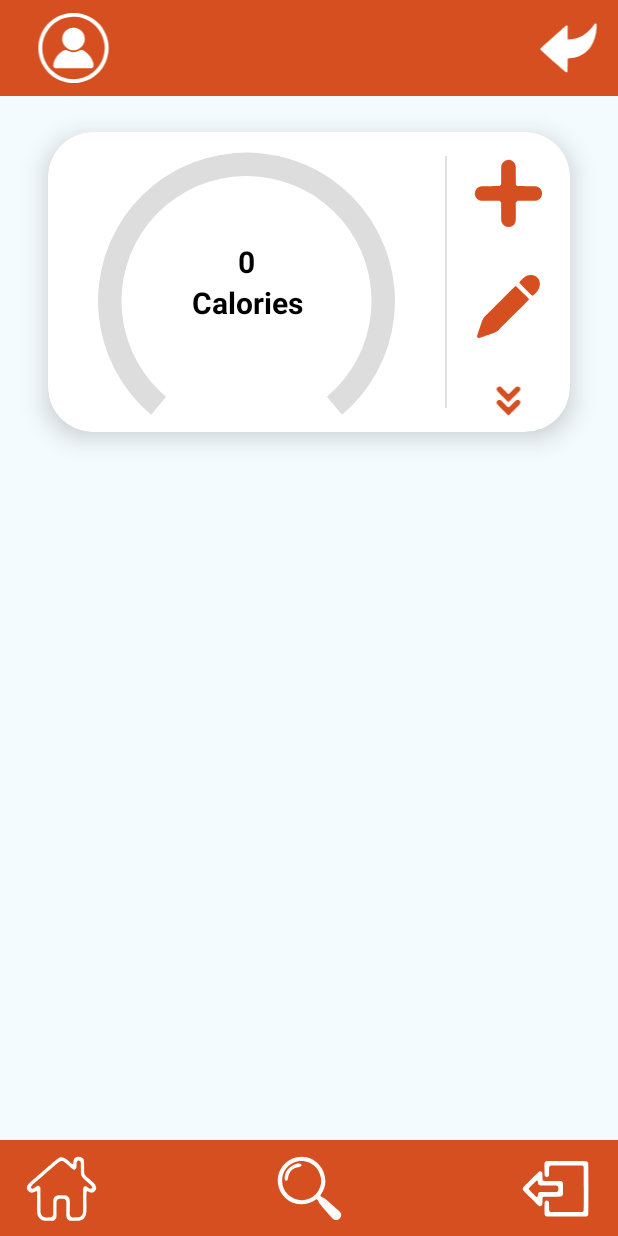
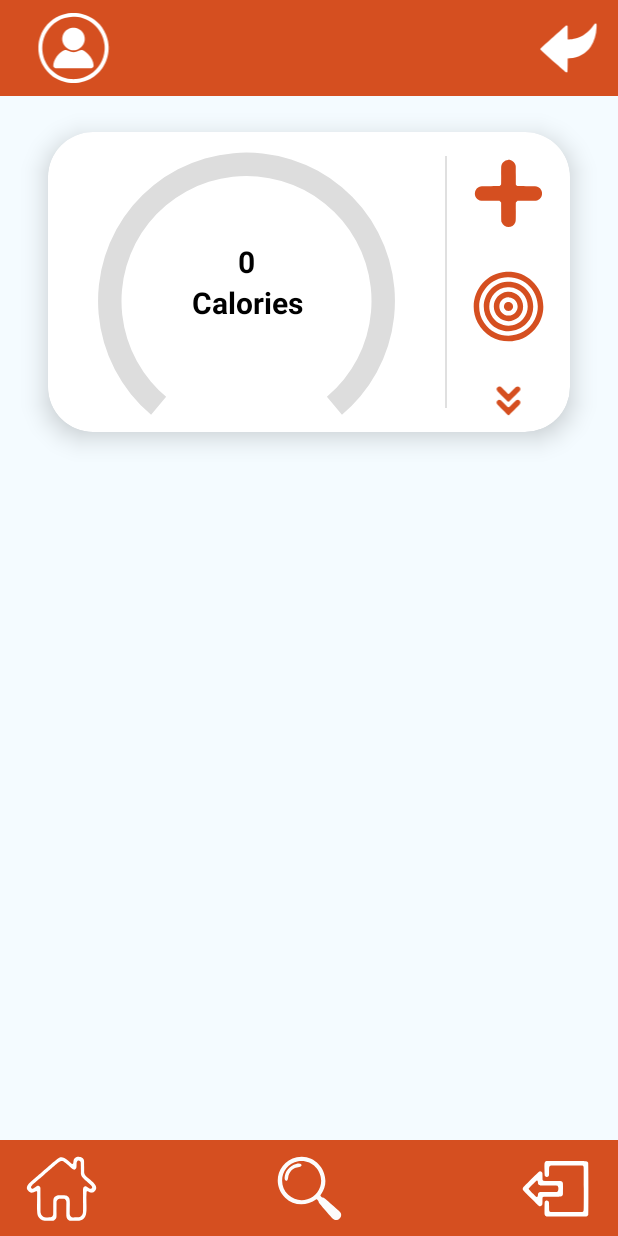
Before and after one commit to MateusBittencourt/KcalTracker, an Android app: the HomeActivity screen opened directly, with no data from a screen before it, on a phone screen of 412 x 824 dp. Run offline under Robolectric (Android 15) with nearby library versions, the phone set to English and light mode, and no system bars.

Commit message:
Implemented edit goal.

```diff
--- a/app/src/main/java/com/example/kcaltracker/Tracker.java
+++ b/app/src/main/java/com/example/kcaltracker/Tracker.java
@@ -115,7 +115,7 @@ public class Tracker extends Fragment {
                 int goal = settings.getInt("goal", 0);
                 Log.d("Tracker", String.valueOf(goal));
                 if (goal == 0){
-                    uiGoal.setText("Calories");
+                    uiGoal.setText(R.string.calories);
                     divider.setVisibility(View.GONE);
                 } else {
                     divider.setVisibility(View.VISIBLE);
--- /dev/null
+++ b/app/src/main/res/drawable/goal_icon.xml
@@ -0,0 +1,11 @@
+<vector xmlns:android="http://schemas.android.com/apk/res/android"
+    android:height="512dp"
+    android:width="512dp"
+    android:viewportHeight="2048"
+    android:viewportWidth="2048">
+
+    <path android:fillColor="#FFFFFF"
+        android:fillType="evenOdd"
+        android:pathData="M978.5,74.6C975.8,74.8 966.1,75.4 957,76C278.3,119.7 -135.5,861.8 182.3,1465.5C494.8,2059.1 1308.6,2151.5 1745.3,1642.8C2252,1052.4 1872,139.6 1093,75.9C1080.2,74.9 989.2,73.8 978.5,74.6M1002.5,224.6C375.2,243.2 11.2,944.7 358.1,1466.5C697.2,1976.6 1464.9,1929.6 1739,1382C2008.5,843.6 1603.2,206.8 1002.5,224.6M984,349.6C419.9,388.9 146.6,1048.8 519,1472.4C782.4,1771.9 1257.1,1774.5 1524,1477.9C1896.4,1064.1 1642.1,408.6 1087,351.4C1072.3,349.9 998.5,348.6 984,349.6M999,500.1C621.7,517.4 385.6,920.8 554.9,1258.8C721.9,1592.3 1177.7,1649.4 1420.6,1367.2C1706.5,1034.9 1484.5,520.5 1046.2,500C1023.6,499 1023.1,499 999,500.1M993.5,624.6C649.5,659.5 499.3,1065.4 741,1307C992.4,1558.4 1423.5,1379.6 1423.5,1024C1423.5,791.3 1219.4,601.7 993.5,624.6M1012,774.7C811.7,785.9 705,1013.6 824.9,1174C921.4,1303.2 1116.8,1306.7 1217.6,1181.1C1344.7,1022.7 1242.3,789.4 1039.5,775C1025.9,774 1023.7,774 1012,774.7M1001.6,900.6C919.6,915.4 874.7,1006 912.4,1080.7C958.3,1171.7 1089.7,1171.7 1135.6,1080.7C1182.1,988.7 1102.9,882.3 1001.6,900.6"
+        android:strokeColor="#00000000"/>
+</vector>
--- a/app/src/main/res/layout/fragment_tracker.xml
+++ b/app/src/main/res/layout/fragment_tracker.xml
@@ -53,16 +53,18 @@
                     app:tint="@color/orange" />
 
                 <ImageView
-                    android:id="@+id/Tracker_Button_Edit"
+                    android:id="@+id/Tracker_Button_Goal"
                     android:layout_width="50dp"
                     android:layout_height="50dp"
                     android:layout_marginEnd="16dp"
-                    android:contentDescription="@string/edit_FoodItem"
-                    android:src="@drawable/edit_icon"
-                    app:tint="@color/orange"
+                    android:clickable="true"
+                    android:contentDescription="@string/edit_goal"
+                    android:onClick="onEditGoal"
+                    android:src="@drawable/goal_icon"
                     app:layout_constraintBottom_toTopOf="@+id/Tracker_Button_More"
                     app:layout_constraintEnd_toEndOf="parent"
-                    app:layout_constraintTop_toBottomOf="@+id/Tracker_Button_Add" />
+                    app:layout_constraintTop_toBottomOf="@+id/Tracker_Button_Add"
+                    app:tint="@color/orange" />
 
                 <ImageView
                     android:id="@+id/Tracker_Button_More"
--- a/app/src/main/res/values/strings.xml
+++ b/app/src/main/res/values/strings.xml
@@ -47,4 +47,10 @@
     <string name="wrong_UserPassword">Wrong username or password</string>
     <string name="missingFields">Missing fields</string>
     <string name="calories">Calories</string>
+    <string name="edit_goal">Edit goal</string>
+    <string name="goal">Goal</string>
+    <string name="setGoal">Set goal</string>
+    <string name="currentGoal">Current goal:</string>
+    <string name="set">Set</string>
+    <string name="newGoal">New goal</string>
 </resources>
```
Also changed, not shown: app/src/main/java/com/example/kcaltracker/HomeActivity.java (+63 -0 lines), app/src/main/java/com/example/kcaltracker/model/ApiRequest.java (+10 -1 lines), app/src/main/res/layout/popup_edit_goal.xml (added, +96 -0 lines), 1 other file.
